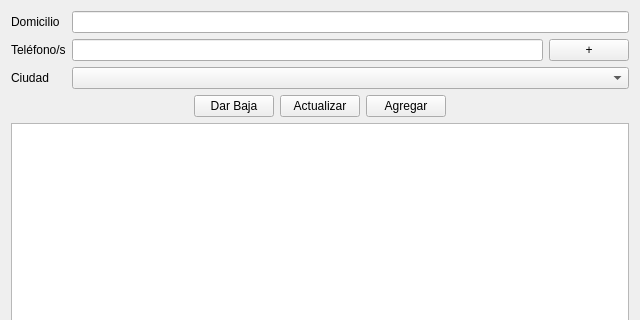
gabofer82/taller_programacion_2017, file Diseño Interfaz Gráfica/abm_sucursal.ui: the form before one commit; both pictures show x 0 to 640 and y 0 to 320 of the 640 by 480 pixel window.
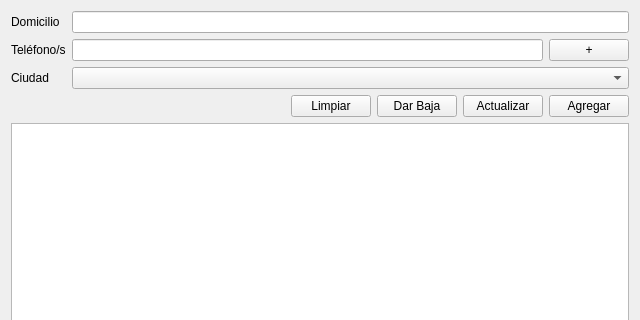
The form after the commit.

What changed in the file:
```diff
--- a/Diseño Interfaz Gráfica/abm_sucursal.ui
+++ b/Diseño Interfaz Gráfica/abm_sucursal.ui
@@ -74,6 +74,13 @@
        </property>
       </spacer>
      </item>
+     <item>
+      <widget class="QPushButton" name="btn_limpiar">
+       <property name="text">
+        <string>Limpiar</string>
+       </property>
+      </widget>
+     </item>
      <item>
       <widget class="QPushButton" name="btn_baja">
        <property name="text">
@@ -95,19 +102,6 @@
        </property>
       </widget>
      </item>
-     <item>
-      <spacer name="hspc_derecha_botones">
-       <property name="orientation">
-        <enum>Qt::Horizontal</enum>
-       </property>
-       <property name="sizeHint" stdset="0">
-        <size>
-         <width>40</width>
-         <height>20</height>
-        </size>
-       </property>
-      </spacer>
-     </item>
     </layout>
    </item>
    <item>
```
